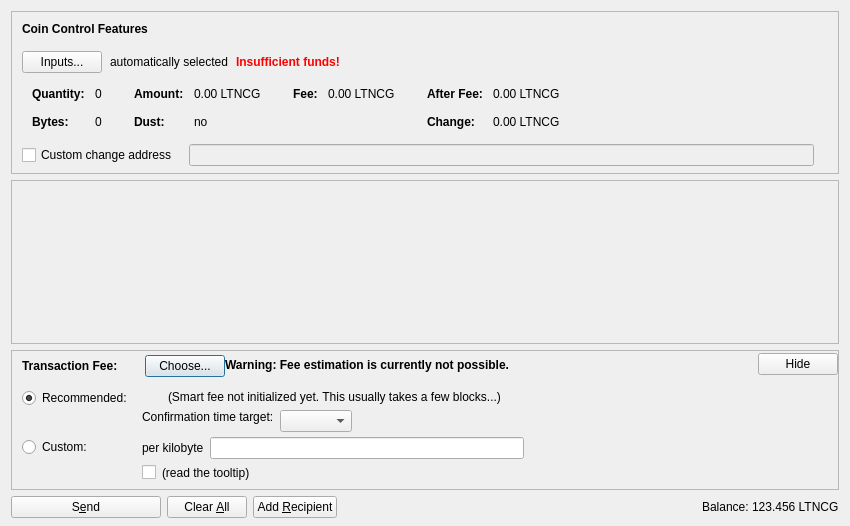
Old version of the form src/qt/forms/sendcoinsdialog.ui in the repository MerlinMagic2018/Lightning-Cash.
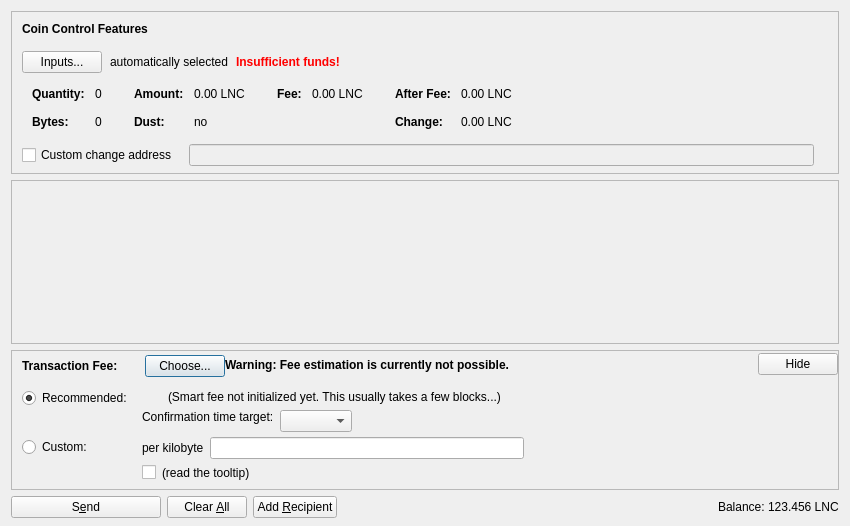
New version of the form. Icons and pictures are not drawn. Custom widgets are drawn as their Qt base class.

Diff of the .ui file:
```diff
--- a/src/qt/forms/sendcoinsdialog.ui
+++ b/src/qt/forms/sendcoinsdialog.ui
@@ -324,7 +324,7 @@
                   <enum>Qt::ActionsContextMenu</enum>
                  </property>
                  <property name="text">
-                  <string notr="true">0.00 LTNCG</string>
+                  <string notr="true">0.00 LNC</string>
                  </property>
                  <property name="textInteractionFlags">
                   <set>Qt::LinksAccessibleByMouse|Qt::TextSelectableByKeyboard|Qt::TextSelectableByMouse</set>
@@ -404,7 +404,7 @@
                   <enum>Qt::ActionsContextMenu</enum>
                  </property>
                  <property name="text">
-                  <string notr="true">0.00 LTNCG</string>
+                  <string notr="true">0.00 LNC</string>
                  </property>
                  <property name="textInteractionFlags">
                   <set>Qt::LinksAccessibleByMouse|Qt::TextSelectableByKeyboard|Qt::TextSelectableByMouse</set>
@@ -455,7 +455,7 @@
                   <enum>Qt::ActionsContextMenu</enum>
                  </property>
                  <property name="text">
-                  <string notr="true">0.00 LTNCG</string>
+                  <string notr="true">0.00 LNC</string>
                  </property>
                  <property name="textInteractionFlags">
                   <set>Qt::LinksAccessibleByMouse|Qt::TextSelectableByKeyboard|Qt::TextSelectableByMouse</set>
@@ -484,7 +484,7 @@
                   <enum>Qt::ActionsContextMenu</enum>
                  </property>
                  <property name="text">
-                  <string notr="true">0.00 LTNCG</string>
+                  <string notr="true">0.00 LNC</string>
                  </property>
                  <property name="textInteractionFlags">
                   <set>Qt::LinksAccessibleByMouse|Qt::TextSelectableByKeyboard|Qt::TextSelectableByMouse</set>
@@ -1237,7 +1237,7 @@
           <cursorShape>IBeamCursor</cursorShape>
          </property>
          <property name="text">
-          <string notr="true">123.456 LTNCG</string>
+          <string notr="true">123.456 LNC</string>
          </property>
          <property name="textInteractionFlags">
           <set>Qt::LinksAccessibleByMouse|Qt::TextSelectableByKeyboard|Qt::TextSelectableByMouse</set>
```
